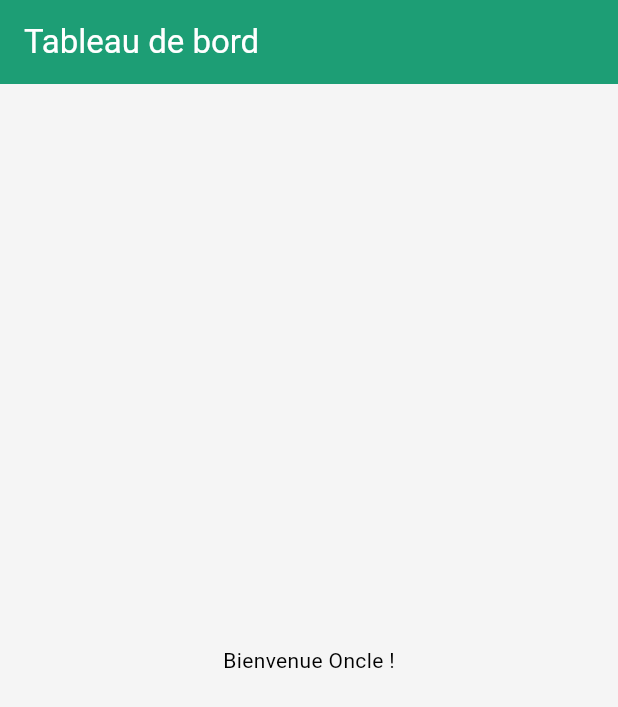
After one commit to Ulrichjack/shopTrack, a Flutter app: the DashboardScreen screen opened by its route, on a phone screen of 412 x 824 dp. The commit adds this screen. Shown: the top 707 px of the screen. Run offline on Flutter 3.47's test engine with Material 3 defaults, Android fonts, the phone set to English and light mode, and no system bars; our stand-ins replace flutter_riverpod, go_router.

Commit message:
feat: add go_router and navigate to dashboard after login

```diff
--- /dev/null
+++ b/lib/features/dashboard/presentation/screens/dashboard_screen.dart
@@ -0,0 +1,19 @@
+
+
+import 'package:flutter/material.dart';
+
+class DashboardScreen extends StatelessWidget {
+  const DashboardScreen({super.key});
+
+  @override
+  Widget build(BuildContext context) {
+    return Scaffold(
+      appBar: AppBar(
+        title: const Text('Tableau de bord'),
+      ),
+      body: const Center(
+        child: Text('Bienvenue Oncle !'),
+      ),
+    );
+  }
+}
--- /dev/null
+++ b/lib/router.dart
@@ -0,0 +1,19 @@
+// lib/router.dart
+import 'package:go_router/go_router.dart';
+import 'features/auth/presentation/screens/login_screen.dart';
+import 'features/dashboard/presentation/screens/dashboard_screen.dart';
+
+// On crée notre routeur global
+final goRouter = GoRouter(
+  initialLocation: '/login', // L'écran de départ
+  routes: [
+    GoRoute(
+      path: '/login',
+      builder: (context, state) => const LoginScreen(),
+    ),
+    GoRoute(
+      path: '/home',
+      builder: (context, state) => const DashboardScreen(),
+    ),
+  ],
+);
```
Also changed, not shown: lib/features/auth/presentation/screens/login_screen.dart (+10 -4 lines), lib/main.dart (+4 -3 lines).
